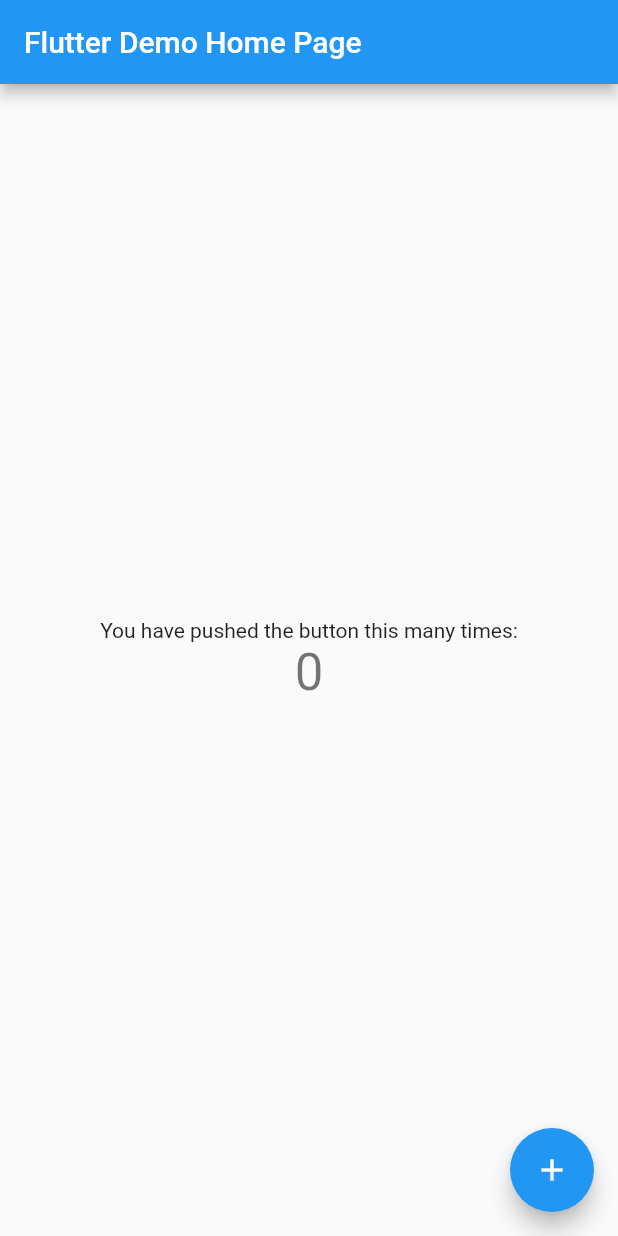
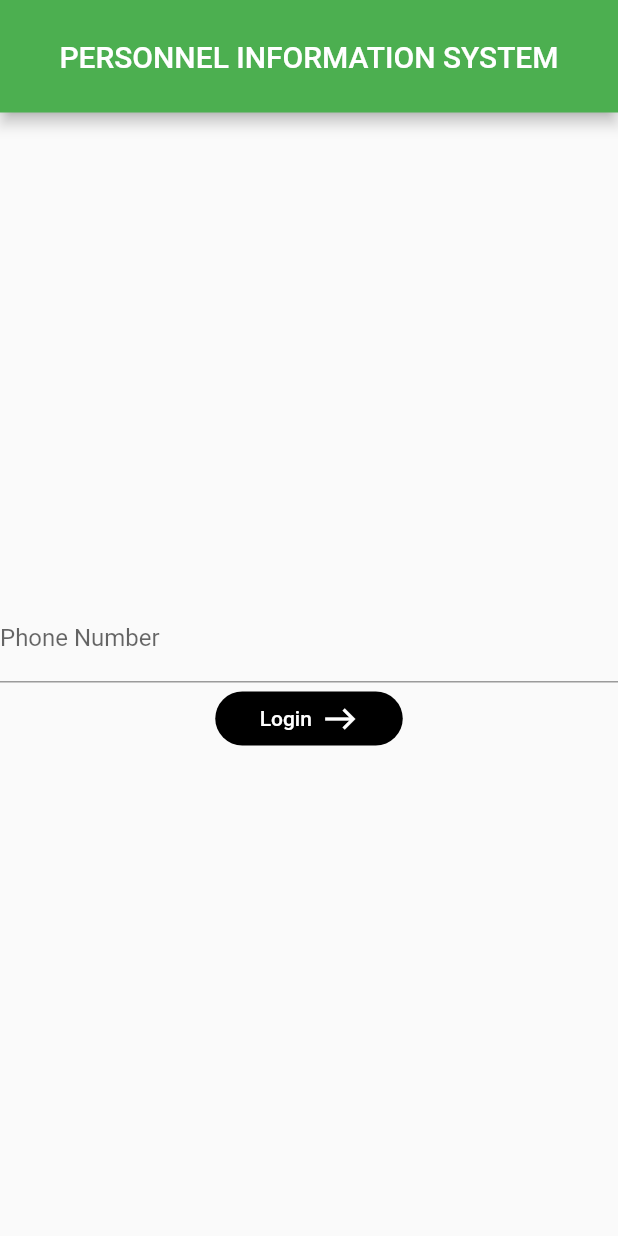
Before and after one commit to DonutMasta/MobileProgramming1_hw2, a Flutter app: the screen it shows after launch, on a phone screen of 412 x 824 dp. Run offline on Flutter 3.47's test engine with Material 2 defaults, Android fonts, the phone set to English and light mode, and no system bars.

Commit message:
second commit

```diff
--- /dev/null
+++ b/lib/login_screen.dart
@@ -0,0 +1,52 @@
+// ignore_for_file: prefer_const_literals_to_create_immutables
+
+import 'package:flutter/material.dart';
+
+final _numberController = TextEditingController();
+
+class LoginScreen extends StatefulWidget {
+  const LoginScreen({super.key});
+
+  @override
+  State<LoginScreen> createState() => _LoginScreenState();
+}
+
+class _LoginScreenState extends State<LoginScreen> {
+  @override
+  Widget build(BuildContext context) {
+    return Scaffold(
+      appBar: AppBar(
+        title: const Text("PERSONNEL INFORMATION SYSTEM"),
+        backgroundColor: Colors.green,
+        centerTitle: true,
+        toolbarHeight: 75,
+      ),
+      body: Column(mainAxisAlignment: MainAxisAlignment.center, children: <
+          Widget>[
+        TextFormField(
+          controller: _numberController,
+          decoration: const InputDecoration(labelText: 'Phone Number'),
+        ),
+        ElevatedButton(
+          onPressed: null,
+          style: ButtonStyle(
+              fixedSize:
+                  MaterialStateProperty.all<Size>(const Size.fromWidth(125)),
+              backgroundColor: MaterialStateProperty.all<Color>(Colors.black),
+              shape: MaterialStateProperty.all(RoundedRectangleBorder(
+                borderRadius: BorderRadius.circular(18.0),
+              ))),
+          child: Row(
+              mainAxisAlignment: MainAxisAlignment.center,
+              children: <Widget>[
+                const Text("Login  ", style: TextStyle(color: Colors.white)),
+                const Icon(
+                  Icons.east,
+                  color: Colors.white,
+                ),
+              ]),
+        )
+      ]),
+    );
+  }
+}
--- a/lib/main.dart
+++ b/lib/main.dart
@@ -1,4 +1,6 @@
 import 'package:flutter/material.dart';
+
+import 'login_screen.dart';
 
 void main() {
   runApp(const MyApp());
@@ -7,109 +9,12 @@
 class MyApp extends StatelessWidget {
   const MyApp({super.key});
 
-  // This widget is the root of your application.
-  @override
-  Widget build(BuildContext context) {
-    return MaterialApp(
-      title: 'Flutter Demo',
-      theme: ThemeData(
-        // This is the theme of your application.
-        //
-        // Try running your application with "flutter run". You'll see the
-        // application has a blue toolbar. Then, without quitting the app, try
-        // changing the primarySwatch below to Colors.green and then invoke
-        // "hot reload" (press "r" in the console where you ran "flutter run",
-        // or simply save your changes to "hot reload" in a Flutter IDE).
-        // Notice that the counter didn't reset back to zero; the application
-        // is not restarted.
-        primarySwatch: Colors.blue,
-      ),
-      home: const MyHomePage(title: 'Flutter Demo Home Page'),
-    );
-  }
-}
-
-class MyHomePage extends StatefulWidget {
-  const MyHomePage({super.key, required this.title});
-
-  // This widget is the home page of your application. It is stateful, meaning
-  // that it has a State object (defined below) that contains fields that affect
-  // how it looks.
-
-  // This class is the configuration for the state. It holds the values (in this
-  // case the title) provided by the parent (in this case the App widget) and
-  // used by the build method of the State. Fields in a Widget subclass are
-  // always marked "final".
-
-  final String title;
 
   @override
-  State<MyHomePage> createState() => _MyHomePageState();
-}
-
-class _MyHomePageState extends State<MyHomePage> {
-  int _counter = 0;
-
-  void _incrementCounter() {
-    setState(() {
-      // This call to setState tells the Flutter framework that something has
-      // changed in this State, which causes it to rerun the build method below
-      // so that the display can reflect the updated values. If we changed
-      // _counter without calling setState(), then the build method would not be
-      // called again, and so nothing would appear to happen.
-      _counter++;
-    });
+  Widget build(BuildContext context){
+    return MaterialApp(
+      home: LoginScreen(),
+     );
   }
 
-  @override
-  Widget build(BuildContext context) {
-    // This method is rerun every time setState is called, for instance as done
-    // by the _incrementCounter method above.
-    //
-    // The Flutter framework has been optimized to make rerunning build methods
-    // fast, so that you can just rebuild anything that needs updating rather
-    // than having to individually change instances of widgets.
-    return Scaffold(
-      appBar: AppBar(
-        // Here we take the value from the MyHomePage object that was created by
-        // the App.build method, and use it to set our appbar title.
-        title: Text(widget.title),
-      ),
-      body: Center(
-        // Center is a layout widget. It takes a single child and positions it
-        // in the middle of the parent.
-        child: Column(
-          // Column is also a layout widget. It takes a list of children and
-          // arranges them vertically. By default, it sizes itself to fit its
-          // children horizontally, and tries to be as tall as its parent.
-          //
-          // Invoke "debug painting" (press "p" in the console, choose the
-          // "Toggle Debug Paint" action from the Flutter Inspector in Android
-          // Studio, or the "Toggle Debug Paint" command in Visual Studio Code)
-          // to see the wireframe for each widget.
-          //
-          // Column has various properties to control how it sizes itself and
-          // how it positions its children. Here we use mainAxisAlignment to
-          // center the children vertically; the main axis here is the vertical
-          // axis because Columns are vertical (the cross axis would be
-          // horizontal).
-          mainAxisAlignment: MainAxisAlignment.center,
-          children: <Widget>[
-            const Text(
-              'You have pushed the button this many times:',
-            ),
-            Text(
-              '$_counter',
-              style: Theme.of(context).textTheme.headline4,
-            ),
-          ],
-        ),
-      ),
-      floatingActionButton: FloatingActionButton(
-        onPressed: _incrementCounter,
-        tooltip: 'Increment',
-        child: const Icon(Icons.add),
-      ), // This trailing comma makes auto-formatting nicer for build methods.
-    );
-  }
 }
```
